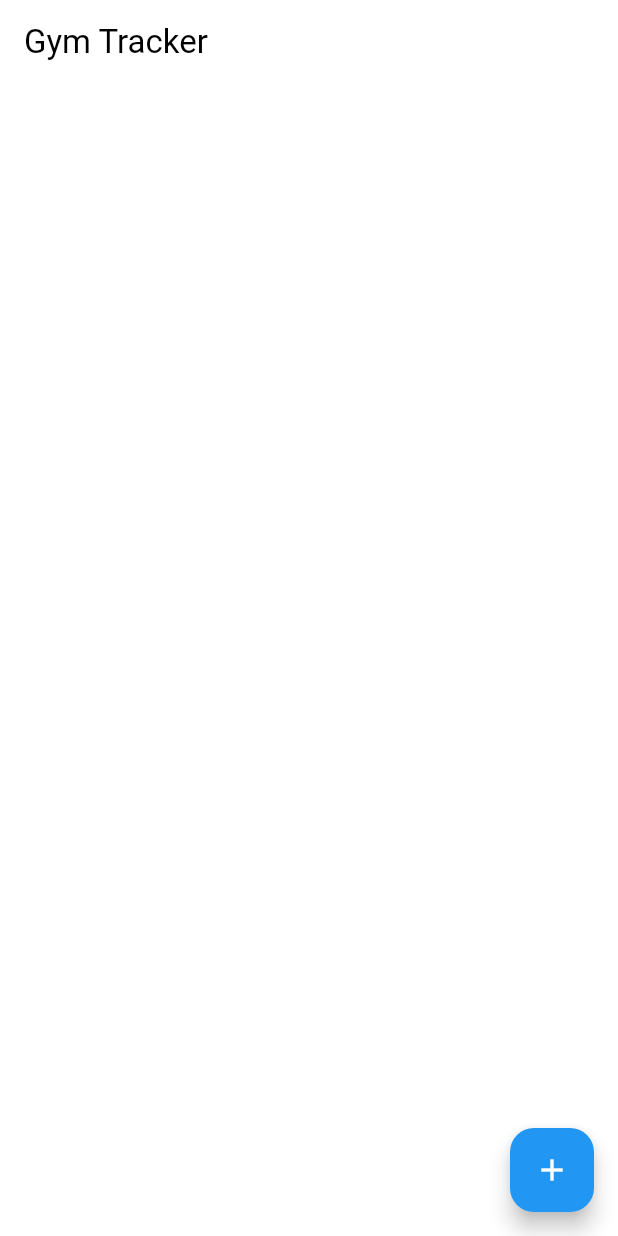
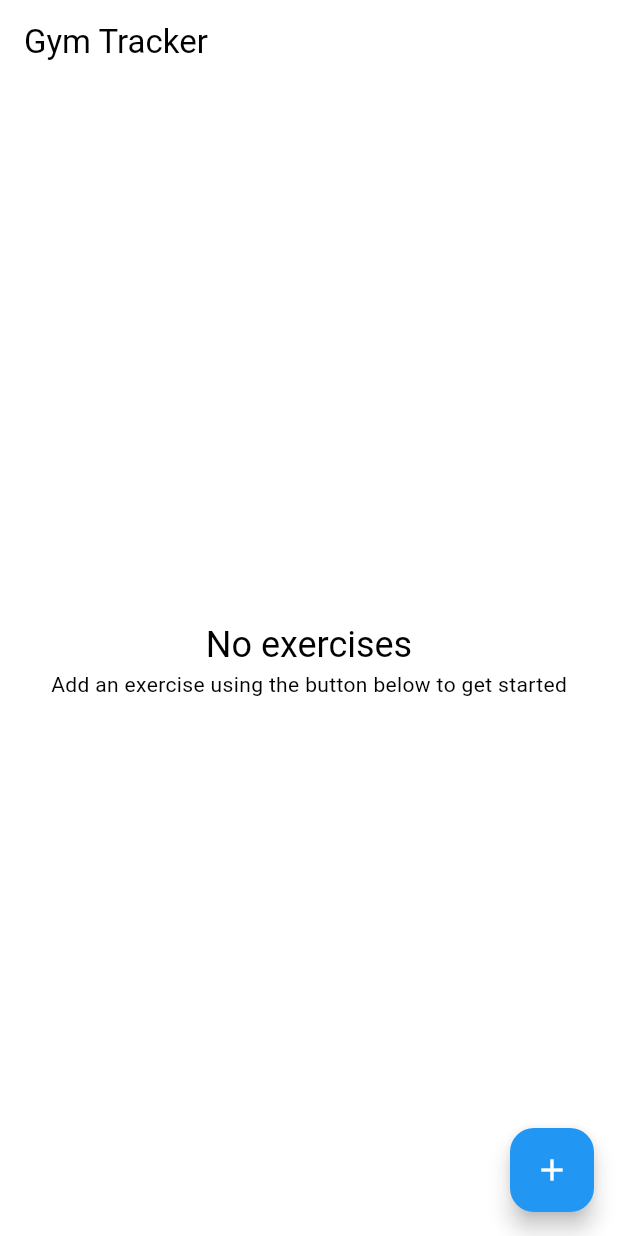
Before and after one commit to Narzgul/GymTracker, a Flutter app: the screen it shows after launch, on a phone screen of 412 x 824 dp. Run offline on Flutter 3.47's test engine with Material 3 defaults, Android fonts, the phone set to English and light mode, and no system bars; our stand-ins replace sqflite_common_ffi; accounts and stored records are empty.

Commit message:
extract home screen into its own widget and show correct message whe no exercises

```diff
--- /dev/null
+++ b/lib/home_screen.dart
@@ -0,0 +1,65 @@
+import 'package:flutter/material.dart';
+
+import 'exercise_db.dart';
+import 'exercise_card.dart';
+
+class HomeScreen extends StatelessWidget {
+  const HomeScreen({
+    super.key,
+    required this.db,
+  });
+
+  final ExerciseDB db;
+
+  @override
+  Widget build(BuildContext context) {
+    return Scaffold(
+      appBar: AppBar(
+        title: const Text('Gym Tracker'),
+      ),
+      body: FutureBuilder(
+        // Load exercises from the database and display them
+        future: db.getExercises(),
+        builder: (BuildContext context,
+            AsyncSnapshot<List<Map<String, dynamic>>> snapshot) {
+          if (snapshot.connectionState != ConnectionState.done) {
+            return const Center(child: CircularProgressIndicator());
+          }
+          // If there are no exercises, display a message
+          if (snapshot.data == null || snapshot.data!.isEmpty) {
+            return Center(
+              child: Column(
+                mainAxisAlignment: MainAxisAlignment.center,
+                children: [
+                  Text(
+                    'No exercises',
+                    style: Theme.of(context).textTheme.headlineSmall,
+                  ),
+                  const Text(
+                    'Add an exercise using the button below to get started',
+                  ),
+                ],
+              ),
+            );
+          }
+          List<Map<String, dynamic>> exercises = snapshot.data!;
+          return ListView.builder(
+            itemCount: exercises.length,
+            itemBuilder: (BuildContext context, int index) {
+              return ExerciseCard(
+                exerciseName: exercises[index]['name'],
+                numSets: exercises[index]['sets'],
+                numReps: exercises[index]['reps'],
+                weight: exercises[index]['weight'],
+              );
+            },
+          );
+        },
+      ),
+      floatingActionButton: FloatingActionButton(
+        onPressed: () => db.insertExercise("Squat", 3, 15, 225),
+        child: const Icon(Icons.add),
+      ),
+    );
+  }
+}
--- a/lib/main.dart
+++ b/lib/main.dart
@@ -1,6 +1,7 @@
 import 'package:flutter/material.dart';
-import 'package:gym_tracker/database.dart';
-import 'package:gym_tracker/exercise_card.dart';
+import 'package:gym_tracker/exercise_db.dart';
+
+import 'home_screen.dart';
 
 void main() {
   runApp(const GymTracker());
@@ -25,41 +26,7 @@ class GymTracker extends StatelessWidget {
               child: CircularProgressIndicator(),
             );
           }
-          return Scaffold(
-              appBar: AppBar(
-                title: const Text('Gym Tracker'),
-              ),
-              body: FutureBuilder(
-                builder: (BuildContext context,
-                    AsyncSnapshot<List<Map<String, dynamic>>> snapshot) {
-                  if (snapshot.connectionState != ConnectionState.done) {
-                    return const Center(
-                      child: CircularProgressIndicator(),
-                    );
-                  }
-                  return ListView.builder(
-                    itemCount: snapshot.data?.length,
-                    itemBuilder: (BuildContext context, int index) {
-                      if (snapshot.data == null) {
-                        return const Center(child: Text('No exercises'));
-                      }
-                      return ExerciseCard(
-                        exerciseName: snapshot.data?[index]['name'],
-                        numSets: snapshot.data?[index]['sets'],
-                        numReps: snapshot.data?[index]['reps'],
-                        weight: snapshot.data?[index]['weight'],
-                      );
-                    },
-                  );
-                },
-                future: db.getExercises(),
-              ),
-              floatingActionButton: FloatingActionButton(
-                onPressed: () {
-                  db.insertExercise("Squat", 3, 15, 225);
-                },
-                child: const Icon(Icons.add),
-              ));
+          return HomeScreen(db: db);
         },
         future: dbFuture,
       ),
```
Also changed, not shown: lib/exercise_db.dart (renamed from lib/database.dart).
